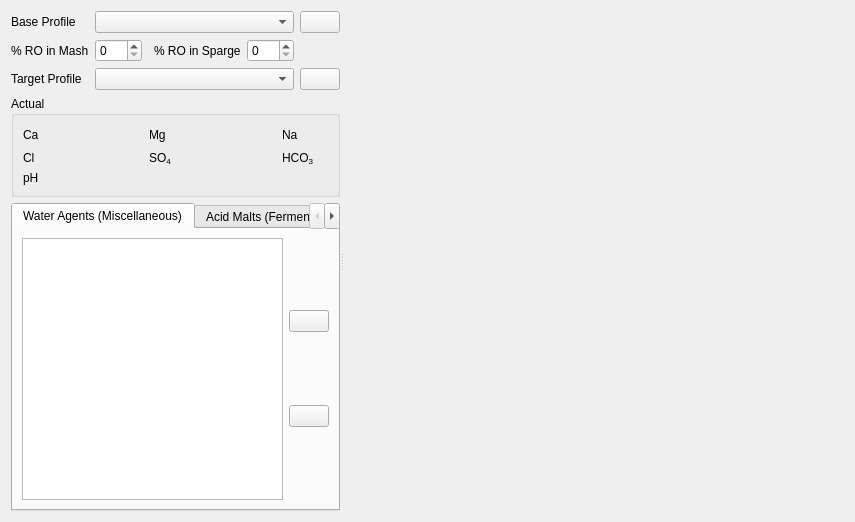
Old version of the form ui/waterAdjuster.ui in the repository Brewtarget/brewtarget.
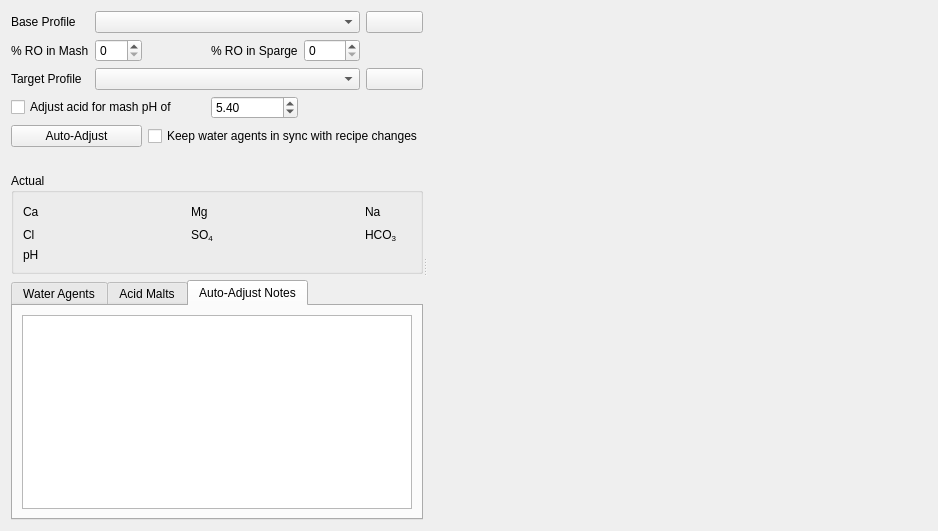
New version of the form. The open tabs and pages were chosen to show the change. Icons and pictures are not drawn. Custom widgets are drawn as their Qt base class.

Diff of the .ui file:
```diff
--- a/ui/waterAdjuster.ui
+++ b/ui/waterAdjuster.ui
@@ -117,6 +117,68 @@
            </property>
           </widget>
          </item>
+         <item row="6" column="0" colspan="3">
+          <widget class="QCheckBox" name="checkBox_targetMashPh">
+           <property name="toolTip">
+            <string>If ticked, Auto-Adjust also works out how much acid to add to get this mash pH.  It uses the acid already in the recipe if there is one, otherwise lactic acid (or another acid if there's no lactic acid in the database).  If not ticked, acids are left alone.</string>
+           </property>
+           <property name="text">
+            <string>Adjust acid for mash pH of</string>
+           </property>
+          </widget>
+         </item>
+         <item row="6" column="3">
+          <widget class="QDoubleSpinBox" name="doubleSpinBox_targetMashPh">
+           <property name="toolTip">
+            <string>Target mash pH.  Most brewers aim for between 5.2 and 5.6, often 5.4.</string>
+           </property>
+           <property name="decimals">
+            <number>2</number>
+           </property>
+           <property name="minimum">
+            <double>4.80</double>
+           </property>
+           <property name="maximum">
+            <double>6.00</double>
+           </property>
+           <property name="singleStep">
+            <double>0.05</double>
+           </property>
+           <property name="value">
+            <double>5.40</double>
+           </property>
+          </widget>
+         </item>
+         <item row="7" column="0" colspan="2">
+          <widget class="QPushButton" name="pushButton_autoAdjust">
+           <property name="toolTip">
+            <string>Work out the amounts of brewing salts to add to get as close as possible to the target profile and, if ticked above, the amount of acid to get the target mash pH.  If the recipe already has salts, only those are used and their amounts are changed (so remove any you don't want, or add just the ones you do want, first).  Otherwise, commonly-used salts are added as needed.  Chalk and pickling lime are left alone.  You can undo the changes in one go.</string>
+           </property>
+           <property name="text">
+            <string>Auto-Adjust</string>
+           </property>
+          </widget>
+         </item>
+         <item row="7" column="2" colspan="4">
+          <widget class="QCheckBox" name="checkBox_keptInSync">
+           <property name="toolTip">
+            <string>Automatically redo Auto-Adjust whenever something it depends on changes, eg the water profiles, the amount of water in the mash or the grain bill.  Changes you make to the amounts of salts or acid yourself will then be overwritten, so this is best used once you have chosen which salts to use.  Undoing an Auto-Adjust turns this off.</string>
+           </property>
+           <property name="text">
+            <string>Keep water agents in sync with recipe changes</string>
+           </property>
+          </widget>
+         </item>
+         <item row="8" column="0" colspan="6">
+          <widget class="QLabel" name="label_autoAdjustInfo">
+           <property name="wordWrap">
+            <bool>true</bool>
+           </property>
+           <property name="textFormat">
+            <enum>Qt::RichText</enum>
+           </property>
+          </widget>
+         </item>
 
         </layout>
 
@@ -250,6 +312,9 @@
         <widget class="BtTabWidget" name="tabWidget_adjustments">
          <widget class="QWidget" name="tab_waterAgents">
           <attribute name="title">
+           <string>Water Agents</string>
+          </attribute>
+          <attribute name="toolTip">
            <string>Water Agents (Miscellaneous)</string>
           </attribute>
           <layout class="QHBoxLayout" name="horizontalLayout_waterAgents">
@@ -300,6 +365,9 @@
 
          <widget class="QWidget" name="tab_acidMalts">
           <attribute name="title">
+           <string>Acid Malts</string>
+          </attribute>
+          <attribute name="toolTip">
            <string>Acid Malts (Fermentables)</string>
           </attribute>
           <layout class="QHBoxLayout" name="horizontalLayout_acidMalts">
@@ -347,6 +415,23 @@
            </item>
           </layout>
          </widget>
+         <widget class="QWidget" name="tab_autoAdjustNotes">
+          <attribute name="title">
+           <string>Auto-Adjust Notes</string>
+          </attribute>
+          <attribute name="toolTip">
+           <string>Things to check after the last Auto-Adjust, eg ions that couldn't be brought close to the target, and why</string>
+          </attribute>
+          <layout class="QVBoxLayout" name="verticalLayout_autoAdjustNotes">
+           <item>
+            <widget class="QTextBrowser" name="textBrowser_autoAdjustNotes">
+             <property name="openLinks">
+              <bool>false</bool>
+             </property>
+            </widget>
+           </item>
+          </layout>
+         </widget>
 
         </widget>
        </item>
```
